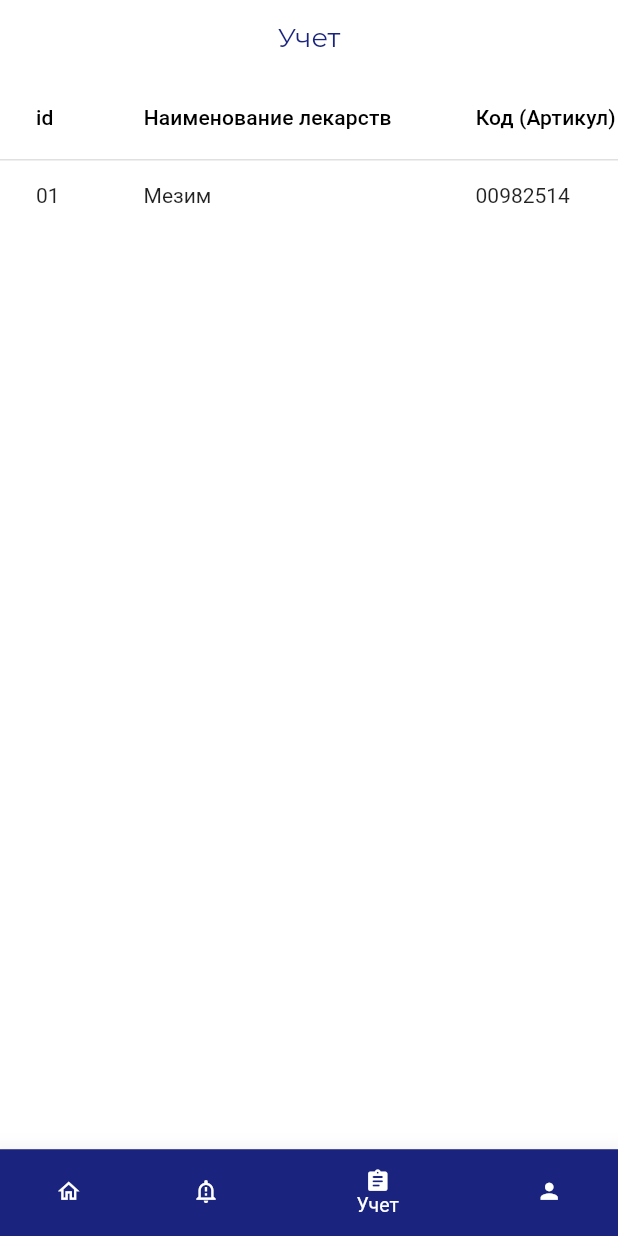
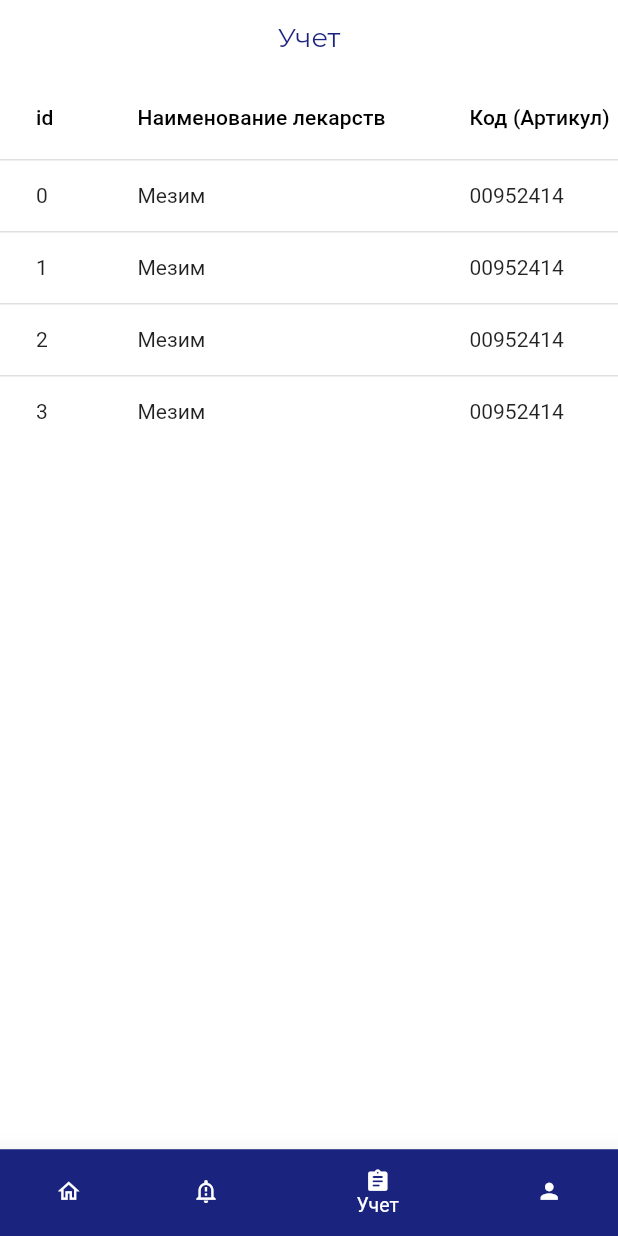
Before and after one commit to IamTheGreatThanos/PharmacyAggregator, a Flutter app: the screen it shows after launch, item 3 of the bottom bar chosen, on a phone screen of 412 x 824 dp. Run offline on Flutter 3.47's test engine with Material 2 defaults, Android fonts, the phone set to English and light mode, and no system bars; our stand-ins replace hexcolor; network calls fail.

Commit message:
add  record_page

```diff
--- a/lib/bottom_navigation_page.dart
+++ b/lib/bottom_navigation_page.dart
@@ -6,7 +6,6 @@ import 'file:///D:/projects/pharmacy_aggregator/lib/pages/notification/notificat
 import 'file:///D:/projects/pharmacy_aggregator/lib/pages/profile/profile_page.dart';
 import 'file:///D:/projects/pharmacy_aggregator/lib/pages/record/record_page.dart';
 import 'package:pharmacy_aggregator/pages/sign_in_page.dart';
-
 import 'core/constants.dart';
 
 class BottomNavigationPage extends StatefulWidget {
@@ -18,7 +17,7 @@ class _BottomNavigationPageState extends State<BottomNavigationPage> {
   int _currentIndex = 0;
   final List<Widget> _children = [
     HomePage(),
-    NotificationItem(),
+    NotificationPage(),
     RecordPage(),
     ProfilePage()
   ];
--- /dev/null
+++ b/lib/model/record.dart
@@ -0,0 +1,10 @@
+class Record{
+
+  final String name;
+  final String code;
+  final String count;
+  final String price;
+
+
+  const Record(this.name, this.count, this.code, this.price);
+}
--- a/lib/pages/notification/notification_item.dart
+++ b/lib/pages/notification/notification_item.dart
@@ -1,6 +1,6 @@
 import 'package:flutter/material.dart';
 import 'package:pharmacy_aggregator/core/constants.dart';
-import 'package:pharmacy_aggregator/model/Notification.dart';
+import 'package:pharmacy_aggregator/model/notification.dart';
 
 class NotificationItem extends StatelessWidget {
 
--- a/lib/pages/notification/notification_page.dart
+++ b/lib/pages/notification/notification_page.dart
@@ -1,6 +1,6 @@
 import 'package:flutter/material.dart';
 import 'package:pharmacy_aggregator/components/appBar.dart';
-import 'package:pharmacy_aggregator/model/Notification.dart';
+import 'package:pharmacy_aggregator/model/notification.dart';
 import 'package:pharmacy_aggregator/pages/notification/notification_item.dart';
 
 class NotificationPage extends StatefulWidget {
--- a/lib/pages/record/record_item.dart
+++ b/lib/pages/record/record_item.dart
@@ -1,13 +1,64 @@
 import 'package:flutter/material.dart';
+import 'package:pharmacy_aggregator/model/record.dart';
 
-class RecordItem extends StatefulWidget {
+class RecordItem extends StatelessWidget {
+
+  final Record record;
+
+  RecordItem(this.record);
+
   @override
-  _RecordItemState createState() => _RecordItemState();
+  Widget build(BuildContext context) {
+    return
+      SingleChildScrollView(
+        scrollDirection: Axis.vertical,
+        child: DataTable(
+          columns: [
+            DataColumn(label: Text("id", overflow: TextOverflow.ellipsis,)),
+            DataColumn(label: Text(
+                "Наименование лекарств", overflow: TextOverflow.ellipsis)),
+            DataColumn(
+                label: Text("Код (Артикул)", overflow: TextOverflow.ellipsis)),
+            DataColumn(
+                label: Text("Кол-во наличии", overflow: TextOverflow.ellipsis)),
+            DataColumn(label: Text("Цена", overflow: TextOverflow.ellipsis)),
+          ],
+          rows: [
+            DataRow(cells: [
+              DataCell(Text("01")),
+              DataCell(Text("Мезим")),
+              DataCell(Text("00982514")),
+              DataCell(Text("500")),
+              DataCell(Text("780 тг"))
+            ])
+          ],
+        ),
+      );
+
+  }
 }
 
-class _RecordItemState extends State<RecordItem> {
-  @override
-  Widget build(BuildContext context) {
-    return Container();
-  }
-}
+// SingleChildScrollView(
+//   scrollDirection: Axis.horizontal,
+//   child: SingleChildScrollView(
+//     scrollDirection: Axis.vertical,
+//     child: DataTable(
+//       columns: [
+//         DataColumn(label: Text("id", overflow: TextOverflow.ellipsis  ,)),
+//         DataColumn(label: Text("Наименование лекарств", overflow: TextOverflow.ellipsis)),
+//         DataColumn(label: Text("Код (Артикул)", overflow: TextOverflow.ellipsis)),
+//         DataColumn(label: Text("Кол-во наличии", overflow: TextOverflow.ellipsis)),
+//         DataColumn(label: Text("Цена", overflow: TextOverflow.ellipsis)),
+//       ],
+//       rows: [
+//         DataRow(cells: [
+//           DataCell(Text("01")),
+//           DataCell(Text("Мезим")),
+//           DataCell(Text("00982514")),
+//           DataCell(Text("500")),
+//           DataCell(Text("780 тг"))
+//         ])
+//       ],
+//     ),
+//   ),
+// ),
--- a/lib/pages/record/record_page.dart
+++ b/lib/pages/record/record_page.dart
@@ -1,6 +1,7 @@
 import 'package:flutter/material.dart';
 import 'package:pharmacy_aggregator/components/appBar.dart';
-
+import 'package:pharmacy_aggregator/model/record.dart';
+import 'package:pharmacy_aggregator/pages/record/record_item.dart';
 
 class RecordPage extends StatefulWidget {
   @override
@@ -8,36 +9,66 @@ class RecordPage extends StatefulWidget {
 }
 
 class _RecordPageState extends State<RecordPage> {
+  final GlobalKey<RefreshIndicatorState> _refreshIndicatorKey =
+      new GlobalKey<RefreshIndicatorState>();
+
+  List<Record> recordList = [
+    Record("Мезим", "500", "00952414", "780 тг"),
+    Record("Мезим", "500", "00952414", "780 тг"),
+    Record("Мезим", "500", "00952414", "780 тг"),
+    Record("Мезим", "500", "00952414", "780 тг"),
+  ];
+
   @override
   Widget build(BuildContext context) {
     return Scaffold(
       appBar: buildAppBar('Учет'),
       backgroundColor: Colors.white,
-      body:
-      SingleChildScrollView(
-        scrollDirection: Axis.horizontal,
+      body: RefreshIndicator(
+        key: _refreshIndicatorKey,
+        onRefresh: _refresh,
         child: SingleChildScrollView(
-          scrollDirection: Axis.vertical,
-          child: DataTable(
-            columns: [
-              DataColumn(label: Text("id", overflow: TextOverflow.ellipsis  ,)),
-              DataColumn(label: Text("Наименование лекарств", overflow: TextOverflow.ellipsis)),
-              DataColumn(label: Text("Код (Артикул)", overflow: TextOverflow.ellipsis)),
-              DataColumn(label: Text("Кол-во наличии", overflow: TextOverflow.ellipsis)),
-              DataColumn(label: Text("Цена", overflow: TextOverflow.ellipsis)),
-            ],
-            rows: [
-              DataRow(cells: [
-                DataCell(Text("01")),
-                DataCell(Text("Мезим")),
-                DataCell(Text("00982514")),
-                DataCell(Text("500")),
-                DataCell(Text("780 тг"))
-              ])
-            ],
-          ),
+          scrollDirection: Axis.horizontal,
+          child: SingleChildScrollView(
+              scrollDirection: Axis.vertical,
+              child: DataTable(
+                columns: [
+                  DataColumn(
+                      label: Text(
+                    "id",
+                    overflow: TextOverflow.ellipsis,
+                  )),
+                  DataColumn(
+                      label: Text("Наименование лекарств",
+                          overflow: TextOverflow.ellipsis)),
+                  DataColumn(
+                      label: Text("Код (Артикул)",
+                          overflow: TextOverflow.ellipsis)),
+                  DataColumn(
+                      label: Text("Кол-во наличии",
+                          overflow: TextOverflow.ellipsis)),
+                  DataColumn(
+                      label: Text("Цена", overflow: TextOverflow.ellipsis)),
+                ],
+                rows: recordList
+                    .map(
+                      ((e) => DataRow(cells: [
+                            DataCell(Text(recordList.indexOf(e).toString())),
+                            DataCell(Text(e.name)),
+                            DataCell(Text(e.code)),
+                            DataCell(Text(e.count)),
+                            DataCell(Text(e.price))
+                          ])),
+                    )
+                    .toList(),
+              )),
         ),
       ),
     );
   }
+
+  Future<Null> _refresh() async {
+    // await Future.delayed(Duration(seconds: 2));
+    return null;
+  }
 }
```
Also changed, not shown: lib/model/notification.dart (renamed from lib/model/Notification.dart).
